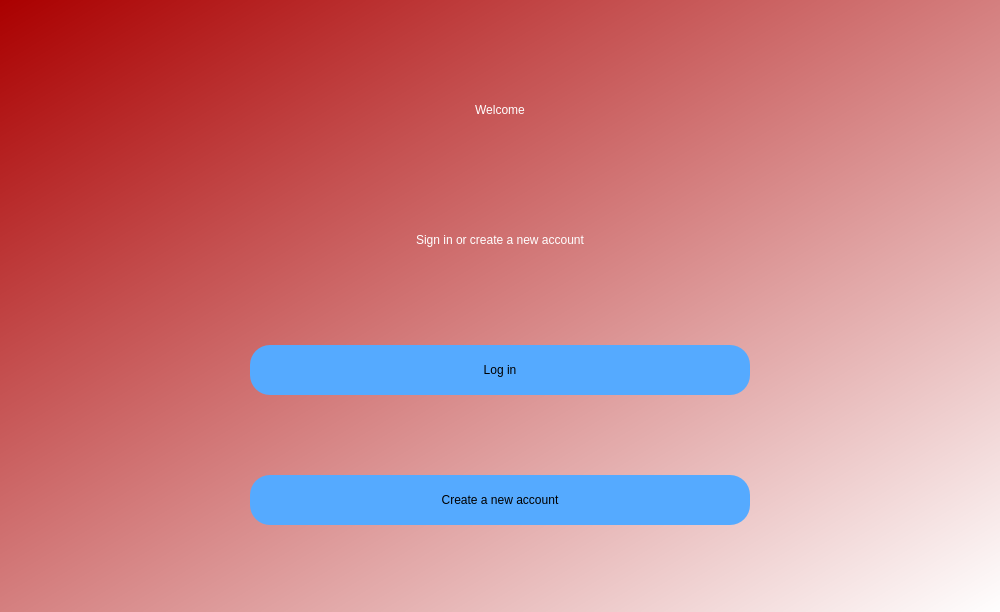
Old version of the form GUI/WelcomeScreen.ui in the repository Mohamed72495/Video-Surveillance.
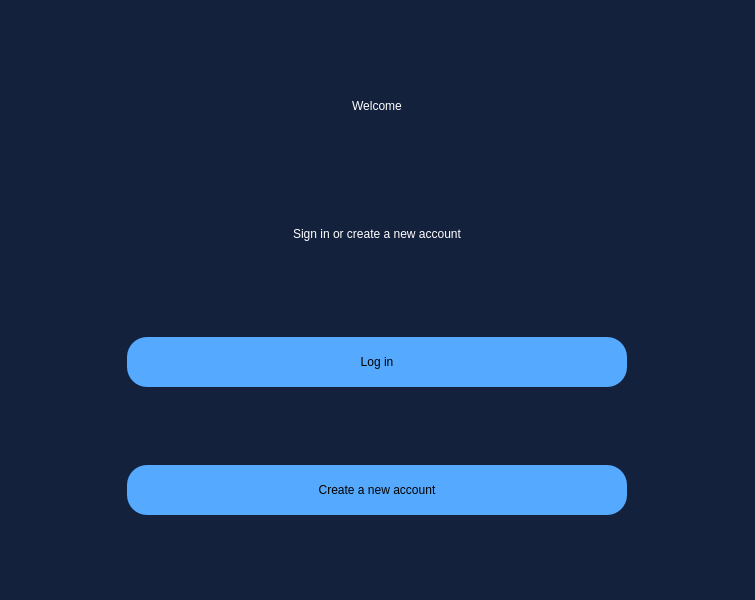
New version of the form.

```diff
--- a/GUI/WelcomeScreen.ui
+++ b/GUI/WelcomeScreen.ui
@@ -1,21 +1,22 @@
 <?xml version="1.0" encoding="UTF-8"?>
 <ui version="4.0">
- <class>Dialog</class>
- <widget class="QDialog" name="Dialog">
+ <class>MainWindow</class>
+ <widget class="QMainWindow" name="MainWindow">
   <property name="geometry">
    <rect>
     <x>0</x>
     <y>0</y>
-    <width>1000</width>
-    <height>612</height>
+    <width>755</width>
+    <height>600</height>
    </rect>
   </property>
   <property name="windowTitle">
    <string>Dialog</string>
   </property>
   <property name="styleSheet">
-   <string notr="true">background-color:qlineargradient(spread:pad, x1:0, y1:0, x2:1, y2:1, stop:0 rgba(170, 0, 0, 255), stop:1 rgba(255, 255, 255, 255));</string>
+   <string notr="true">background-color: rgb(20, 33, 61);</string>
   </property>
+  <widget class="QWidget" name="centralwidget">
   <layout class="QVBoxLayout" name="verticalLayout">
    <item alignment="Qt::AlignHCenter">
     <widget class="QLabel" name="label">
@@ -88,9 +89,18 @@
       <cursorShape>PointingHandCursor</cursorShape>
      </property>
      <property name="styleSheet">
-      <string notr="true">border-radius:20px;
-background-color:rgb(85, 170, 255);
-font: 14pt &quot;MS Shell Dlg 2&quot;;</string>
+       <string notr="true">QPushButton{
+border-radius:20px;
+background-color:#55aaff;
+font: 14pt &quot;MS Shell Dlg 2&quot;;
+}
+QPushButton:hover {
+	background :#3377cc;
+}
+
+QPushButton:pressed {
+	background :#1a637b;
+}</string>
      </property>
      <property name="text">
       <string>Log in</string>
@@ -115,9 +125,18 @@
       <cursorShape>PointingHandCursor</cursorShape>
      </property>
      <property name="styleSheet">
-      <string notr="true">border-radius:20px;
-background-color:rgb(85, 170, 255);
-font: 14pt &quot;MS Shell Dlg 2&quot;;</string>
+       <string notr="true">QPushButton{
+border-radius:20px;
+background-color:#55aaff;
+font: 14pt &quot;MS Shell Dlg 2&quot;;
+}
+QPushButton:hover {
+	background :#3377cc;
+}
+
+QPushButton:pressed {
+	background :#1a637b;
+}</string>
      </property>
      <property name="text">
       <string>Create a new account</string>
@@ -125,6 +144,7 @@
     </widget>
    </item>
   </layout>
+  </widget>
  </widget>
  <resources/>
  <connections/>
```
Left out of the diff: 2 changed lines with no effect on the pictures. Lines whose indentation alone changed are shown as unchanged.
